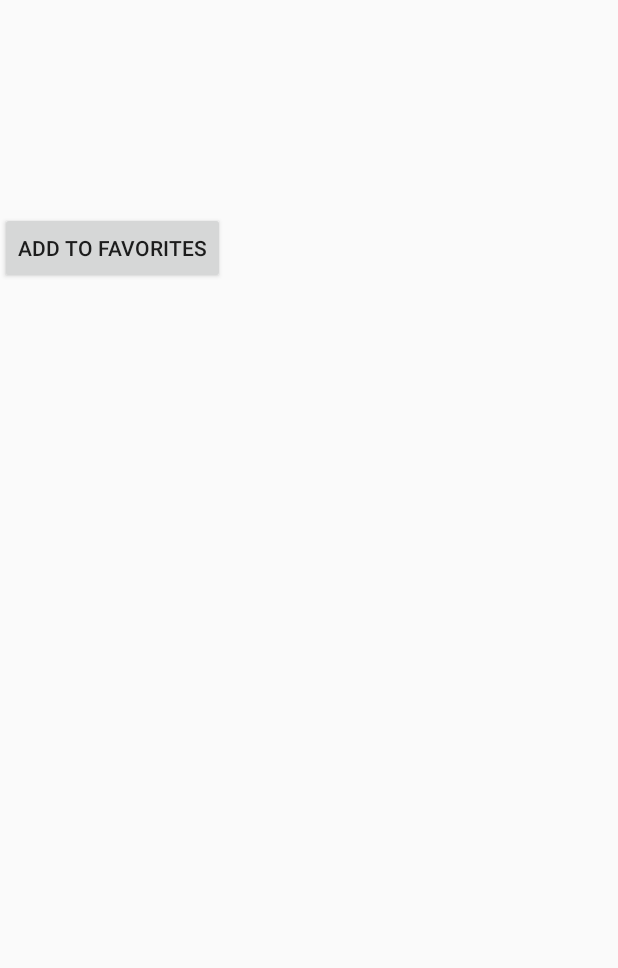
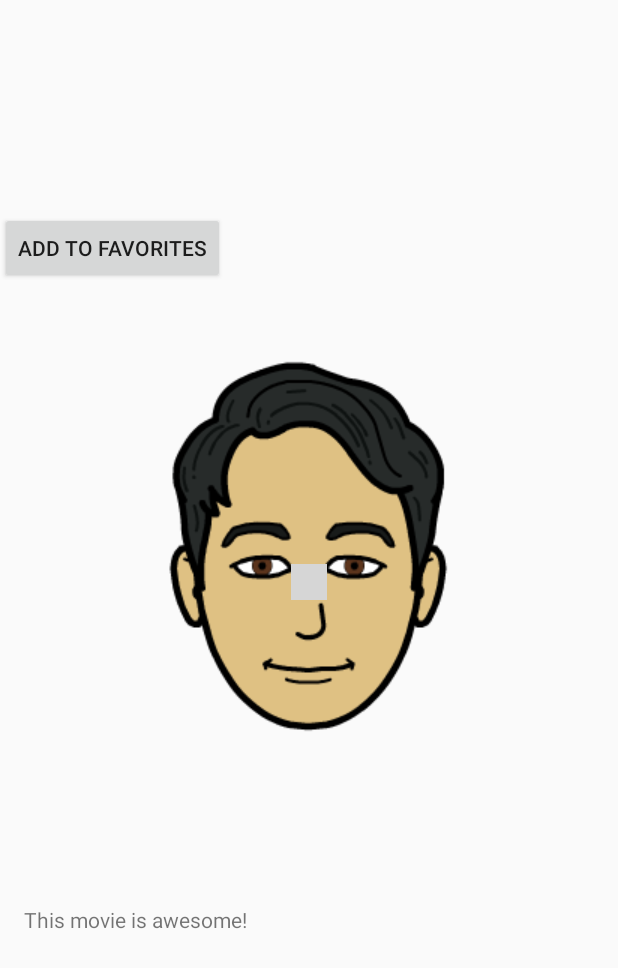
Before and after one commit to BenGoBlue05/Movies, an Android app: the layout fragment_detail.xml on its own in the app's theme, with its tools: preview values and no code run, on a phone screen of 412 x 824 dp. Shown: the top 968 px of the screen. Run offline under Robolectric (Android 15) with nearby library versions, the phone set to English and light mode, and no system bars; grey boxes are pictures that could not be loaded.

```diff
--- a/app/src/main/res/layout/fragment_detail.xml
+++ b/app/src/main/res/layout/fragment_detail.xml
@@ -1,8 +1,45 @@
 <ScrollView xmlns:android="http://schemas.android.com/apk/res/android"
+    xmlns:tools="http://schemas.android.com/tools"
     android:layout_width="match_parent"
     android:layout_height="wrap_content">
 
+    <LinearLayout
+        android:layout_width="match_parent"
+        android:layout_height="wrap_content"
+        android:orientation="vertical">
 
-    <include layout="@layout/fragment_detail_content"/>
+        <include layout="@layout/fragment_detail_content" />
 
+        <RelativeLayout
+            android:layout_width="match_parent"
+            android:layout_height="wrap_content">
+
+            <ImageView
+                android:id="@+id/detail_trailer_imageview"
+                android:layout_width="match_parent"
+                android:layout_height="wrap_content"
+                android:minHeight="320dp"
+                android:scaleType="fitCenter"
+                tools:src="@drawable/bitmoji_my_face"
+                android:outlineProvider="bounds" />
+            <ImageView
+                android:layout_width="wrap_content"
+                android:layout_height="wrap_content"
+                android:src="@drawable/ic_play"
+                android:layout_centerInParent="true"
+                android:scaleX=".25"
+                android:scaleY=".25"
+                android:background="@android:color/transparent"
+                />
+        </RelativeLayout>
+
+        <TextView
+            android:id="@+id/detail_review_textview"
+            android:layout_width="match_parent"
+            android:layout_height="wrap_content"
+            android:padding="@dimen/activity_horizontal_margin"
+            tools:text="This movie is awesome!" />
+
+
+    </LinearLayout>
 </ScrollView>
--- a/app/src/main/res/layout/fragment_detail_content.xml
+++ b/app/src/main/res/layout/fragment_detail_content.xml
@@ -10,7 +10,7 @@
         android:id="@+id/detail_poster_imageview"
         android:layout_width="match_parent"
         android:layout_height="wrap_content"
-        android:scaleType="centerCrop"
+        android:scaleType="fitCenter"
         tools:src="@drawable/bitmoji_my_face" />
 
     <TextView
@@ -55,9 +55,4 @@
         android:layout_height="wrap_content"
         android:text="@string/add_to_favorites" />
 
-    <TextView
-        android:layout_width="wrap_content"
-        android:layout_height="wrap_content"
-        tools:text="This movie is awesome!"
-        android:id="@+id/detail_review_textview"/>
 </LinearLayout>
```
Also changed, not shown: app/src/main/java/com/example/android/movies/DetailFragment.java (+43 -11 lines), app/src/main/java/com/example/android/movies/Utility.java (+37 -0 lines), app/src/main/res/layout/grid_item.xml (+4 -4 lines).
